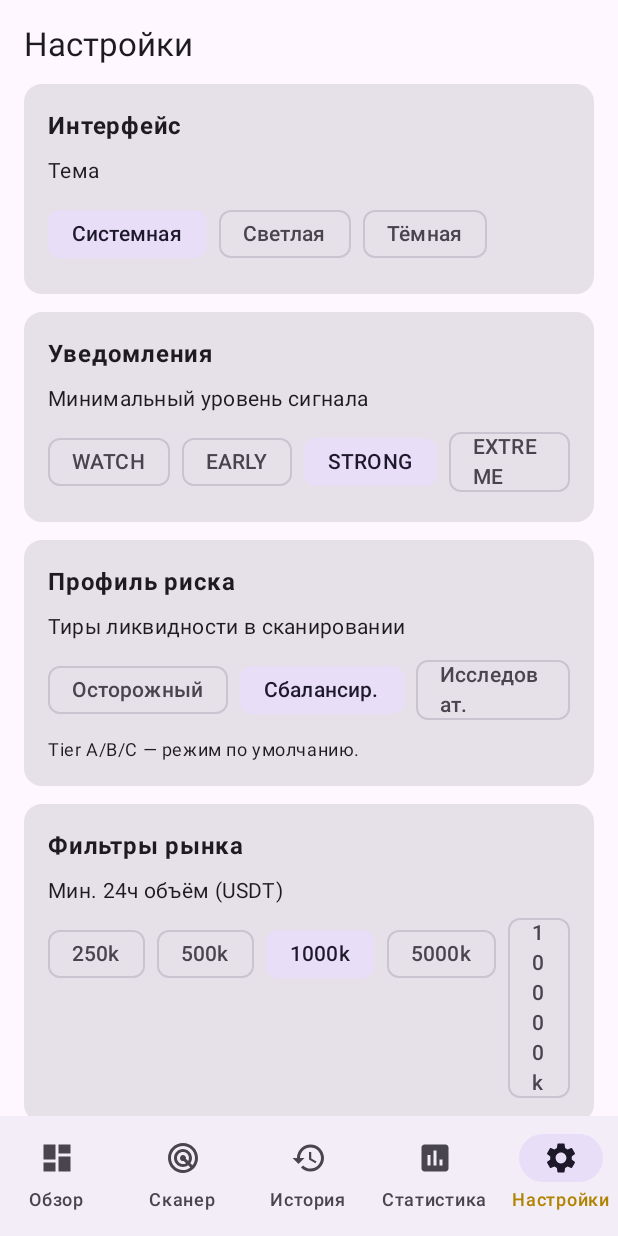
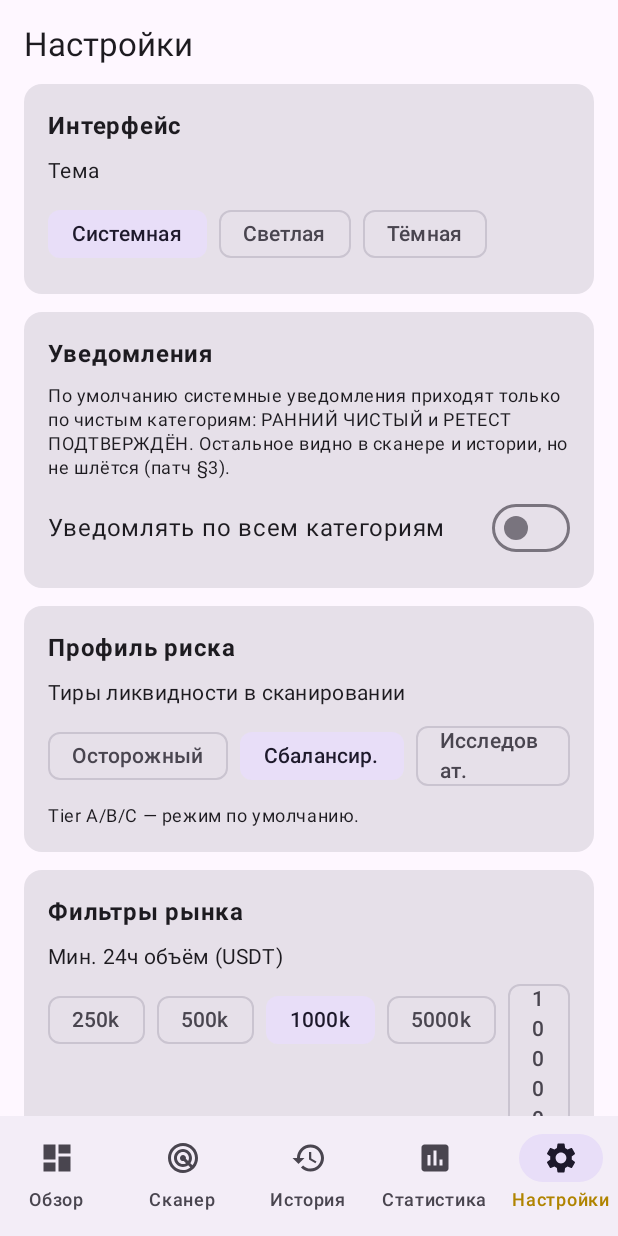
Before and after one commit to aidarmk-tech/ai, an Android app built with Jetpack Compose: the SettingsScreen screen opened through its navigation route, on a phone screen of 412 x 824 dp. Run offline under Robolectric (Android 15) with nearby library versions, the phone set to English and light mode, and no system bars; our stand-ins replace Dagger/Hilt's generated code, Room's generated code.

Commit message:
PumpRadar патч (Этап 2): EARLY_CLEAN gate + STRONG-уведомления off
Патч §2/§3/§4/§7.
- Строгий EARLY_CLEAN gate (qualifiesAsEarlyClean): независимые условия
  PRICE+FLOW+LIQUIDITY+CONTEXT, confidence>=75, entryRisk<=35, tier-лимиты
  спреда/проскальзывания (A/B/C), Tier D исключён. Не сумма баллов.
- Метки по §2: STRONG_BUT_LATE / STRONG_BUT_RISKY / CONFIRMED_CONTINUATION;
  STRONG перестал быть пользовательской рекомендацией.
- Уведомления только для EARLY_CLEAN / RETEST_CONFIRMED по умолчанию;
  переключатель «все категории» с предупреждением. STRONG больше не шлётся.
- Все EARLY+ по-прежнему пишутся в историю/статистику (не-уведомляемые тоже).
- Признаки накрутки и общерыночного движения ужесточат gate на этапах 3–4.
- Тесты EARLY_CLEAN: accepted / spread / slippage / late / weak flow.

Co-Authored-By: Claude Opus 4.8 <noreply@anthropic.com>
Claude-Session: https://claude.ai/code/session_01Sa3cUheoWLAqL8jjfQPjB1

```diff
--- a/pumpradar/app/src/main/java/com/aidar/pumpradar/data/preferences/SettingsRepository.kt
+++ b/pumpradar/app/src/main/java/com/aidar/pumpradar/data/preferences/SettingsRepository.kt
@@ -33,7 +33,8 @@ data class AppSettings(
     val symbolCooldownMinutes: Int = 15,
     val maxNotificationsPerHour: Int = 12,
     val showRiskDisclaimer: Boolean = true,
-    val calibrationMode: Boolean = false   // 0A.24: сбор без системных уведомлений
+    val calibrationMode: Boolean = false,  // 0A.24: сбор без системных уведомлений
+    val notifyAllCategories: Boolean = false  // патч §3: по умолчанию только EARLY_CLEAN/RETEST
 )
 
 @Singleton
@@ -52,6 +53,7 @@ class SettingsRepository @Inject constructor(
         val maxNotif = intPreferencesKey("maxNotificationsPerHour")
         val disclaimer = booleanPreferencesKey("showRiskDisclaimer")
         val calibration = booleanPreferencesKey("calibrationMode")
+        val notifyAll = booleanPreferencesKey("notifyAllCategories")
     }
 
     val settings: Flow<AppSettings> = store.data.map { p ->
@@ -66,7 +68,8 @@ class SettingsRepository @Inject constructor(
             symbolCooldownMinutes = p[Keys.cooldown] ?: 15,
             maxNotificationsPerHour = p[Keys.maxNotif] ?: 12,
             showRiskDisclaimer = p[Keys.disclaimer] ?: true,
-            calibrationMode = p[Keys.calibration] ?: false
+            calibrationMode = p[Keys.calibration] ?: false,
+            notifyAllCategories = p[Keys.notifyAll] ?: false
         )
     }
 
@@ -78,4 +81,5 @@ class SettingsRepository @Inject constructor(
     suspend fun setMinimumNotificationLevel(value: String) = store.edit { it[Keys.minNotif] = value }
     suspend fun setShowRiskDisclaimer(value: Boolean) = store.edit { it[Keys.disclaimer] = value }
     suspend fun setCalibrationMode(value: Boolean) = store.edit { it[Keys.calibration] = value }
+    suspend fun setNotifyAllCategories(value: Boolean) = store.edit { it[Keys.notifyAll] = value }
 }
--- a/pumpradar/app/src/main/java/com/aidar/pumpradar/feature/scanner/ScannerScreen.kt
+++ b/pumpradar/app/src/main/java/com/aidar/pumpradar/feature/scanner/ScannerScreen.kt
@@ -122,9 +122,10 @@ private fun LevelChip(level: String, stage: String) {
 }
 
 private fun labelColor(label: String): Color = when (label) {
-    "CONFIRMED" -> ColorStrong
+    "CONFIRMED", "CONFIRMED_CONTINUATION", "RETEST", "RETEST_CONFIRMED" -> ColorStrong
     "EARLY_CLEAN" -> ColorEarly
-    "STRONG_BUT_RISKY", "TOO_LATE", "EXHAUSTION" -> ColorExtreme
+    "STRONG_BUT_RISKY", "STRONG_BUT_LATE", "TOO_LATE", "EXHAUSTION",
+    "EXHAUSTION_RISK", "POSSIBLE_ARTIFICIAL_ACTIVITY" -> ColorExtreme
     "DATA_INCOMPLETE", "STALE", "CANCELLED" -> ColorNormal
     else -> ColorWatch
 }
--- a/pumpradar/app/src/main/java/com/aidar/pumpradar/feature/settings/SettingsScreen.kt
+++ b/pumpradar/app/src/main/java/com/aidar/pumpradar/feature/settings/SettingsScreen.kt
@@ -49,6 +49,7 @@ class SettingsViewModel @Inject constructor(
     fun setProfile(p: MonitoringProfile) = viewModelScope.launch { repo.setMonitoringProfile(p) }
     fun setDisclaimer(v: Boolean) = viewModelScope.launch { repo.setShowRiskDisclaimer(v) }
     fun setCalibration(v: Boolean) = viewModelScope.launch { repo.setCalibrationMode(v) }
+    fun setNotifyAll(v: Boolean) = viewModelScope.launch { repo.setNotifyAllCategories(v) }
 }
 
 @Composable
@@ -80,15 +81,18 @@ fun SettingsScreen(
         }
 
         Group("Уведомления") {
-            Text("Минимальный уровень сигнала", style = MaterialTheme.typography.bodyMedium)
-            Row(horizontalArrangement = Arrangement.spacedBy(8.dp)) {
-                listOf("WATCH", "EARLY", "STRONG", "EXTREME").forEach { lvl ->
-                    FilterChip(
-                        selected = s.minimumNotificationLevel == lvl,
-                        onClick = { vm.setMinLevel(lvl) },
-                        label = { Text(lvl) }
-                    )
-                }
+            Text("По умолчанию системные уведомления приходят только по чистым " +
+                "категориям: РАННИЙ ЧИСТЫЙ и РЕТЕСТ ПОДТВЕРЖДЁН. Остальное видно " +
+                "в сканере и истории, но не шлётся (патч §3).",
+                style = MaterialTheme.typography.bodySmall)
+            Row(Modifier.fillMaxWidth(), verticalAlignment = Alignment.CenterVertically,
+                horizontalArrangement = Arrangement.SpaceBetween) {
+                Text("Уведомлять по всем категориям", Modifier.weight(1f))
+                Switch(checked = s.notifyAllCategories, onCheckedChange = { vm.setNotifyAll(it) })
+            }
+            if (s.notifyAllCategories) {
+                Text("⚠ Включено больше категорий — заметно больше ложных сигналов.",
+                    style = MaterialTheme.typography.bodySmall, fontWeight = FontWeight.Bold)
             }
         }
 
```
Also changed, not shown: pumpradar/app/src/main/java/com/aidar/pumpradar/domain/analyzer/PumpScoreCalculator.kt (+64 -4 lines), pumpradar/app/src/main/java/com/aidar/pumpradar/feature/coin/CoinDetailScreen.kt (+5 -3 lines), pumpradar/app/src/main/java/com/aidar/pumpradar/service/MonitoringEngine.kt (+14 -12 lines), 1 other file.
